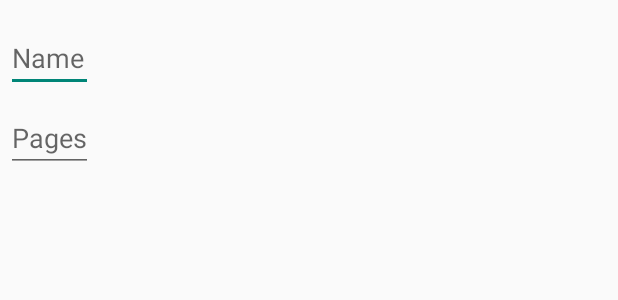
After one commit to Remixt/Denton-Crits-2.0, an Android app: the layout edit_dialog.xml on its own in the app's theme, with its tools: preview values and no code run, on a phone screen of 412 x 824 dp. The commit adds this screen. Shown: the top 300 px of the screen. Run offline under Robolectric (Android 15) with nearby library versions, the phone set to English and light mode, and no system bars.

```diff
--- a/app/src/main/java/com/cbrant/writers/Person.java
+++ b/app/src/main/java/com/cbrant/writers/Person.java
@@ -102,5 +102,4 @@ public class Person {
         return isBlue;
     }
 
-
 }
--- /dev/null
+++ b/app/src/main/res/layout/edit_dialog.xml
@@ -0,0 +1,30 @@
+<LinearLayout xmlns:android="http://schemas.android.com/apk/res/android"
+    android:orientation="vertical"
+    android:layout_width="wrap_content"
+    android:layout_height="wrap_content">
+
+    <EditText
+        android:id="@+id/username"
+        android:layout_width="match_parent"
+        android:layout_height="wrap_content"
+        android:layout_marginBottom="4dp"
+        android:layout_marginLeft="4dp"
+        android:layout_marginRight="4dp"
+        android:layout_marginTop="16dp"
+        android:hint="Name"
+        android:inputType="textEmailAddress"
+        android:singleLine="true" />
+
+    <EditText
+        android:id="@+id/password"
+        android:layout_width="match_parent"
+        android:layout_height="wrap_content"
+        android:layout_marginBottom="16dp"
+        android:layout_marginLeft="4dp"
+        android:layout_marginRight="4dp"
+        android:layout_marginTop="4dp"
+        android:fontFamily="sans-serif"
+        android:hint="Pages"
+        android:inputType="textPassword"
+        android:singleLine="true" />
+</LinearLayout>
```
Also changed, not shown: app/src/main/java/com/cbrant/writers/MainActivity.java (+7 -5 lines), app/src/main/java/com/cbrant/writers/ModifiableListAdapter.java (renamed from app/src/main/java/com/cbrant/writers/ModifyableListAdapter.java, +6 -10 lines).
